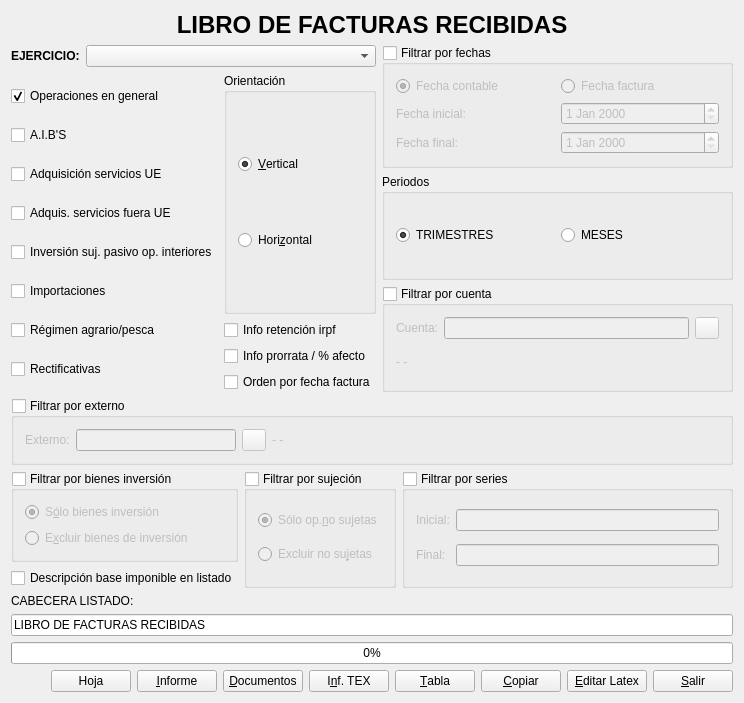
Before: the Qt Designer form libro_recibidas.ui in DIBOSAJM/keme, drawn with Qt 5.
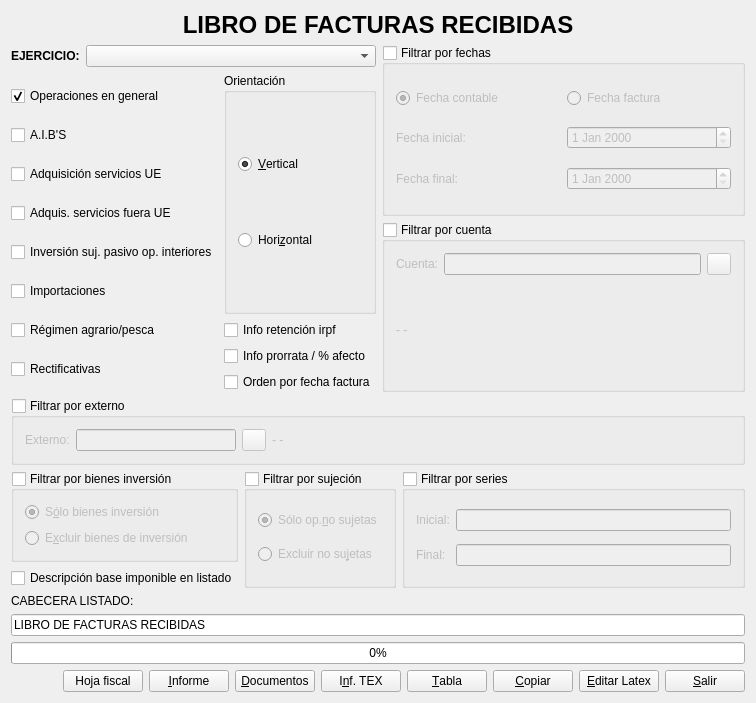
After: the same form once the commit is applied. Icons and pictures are not drawn.

Commit message: hoja fiscal libros facturas

Patch:
```diff
--- a/libro_recibidas.ui
+++ b/libro_recibidas.ui
@@ -7,7 +7,7 @@
    <rect>
     <x>0</x>
     <y>0</y>
-    <width>744</width>
+    <width>756</width>
     <height>703</height>
    </rect>
   </property>
@@ -265,36 +265,6 @@
          </layout>
         </widget>
        </item>
-       <item>
-        <widget class="QGroupBox" name="groupBox_2">
-         <property name="title">
-          <string>Periodos</string>
-         </property>
-         <layout class="QVBoxLayout" name="verticalLayout_10">
-          <item>
-           <layout class="QHBoxLayout" name="horizontalLayout_9">
-            <item>
-             <widget class="QRadioButton" name="trimestres_radioButton">
-              <property name="text">
-               <string>TRIMESTRES</string>
-              </property>
-              <property name="checked">
-               <bool>true</bool>
-              </property>
-             </widget>
-            </item>
-            <item>
-             <widget class="QRadioButton" name="meses_radioButton">
-              <property name="text">
-               <string>MESES</string>
-              </property>
-             </widget>
-            </item>
-           </layout>
-          </item>
-         </layout>
-        </widget>
-       </item>
        <item>
         <widget class="QGroupBox" name="cuentagroupBox">
          <property name="title">
@@ -577,7 +547,7 @@
      <item>
       <widget class="QPushButton" name="hoja_pushButton">
        <property name="text">
-        <string>Hoja</string>
+        <string>Hoja fiscal</string>
        </property>
        <property name="icon">
         <iconset resource="keme.qrc">
```
The commit also changes 10 other files.
